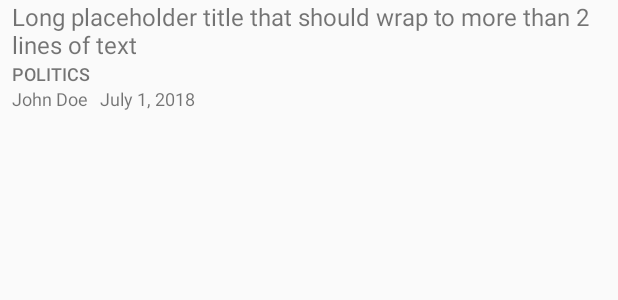
After one commit to chrisabbod/news-app, an Android app: the layout news_list_item.xml on its own in the app's theme, with its tools: preview values and no code run, on a phone screen of 412 x 824 dp. The commit adds this screen. Shown: the top 300 px of the screen. Run offline under Robolectric (Android 15) with nearby library versions, the phone set to English and light mode, and no system bars.

Commit message:
<feat>: Create new_list_item.xml with Title, Section, Author, and Date

```diff
--- a/app/src/main/java/com/example/android/newsapp/NewsAdapter.java
+++ b/app/src/main/java/com/example/android/newsapp/NewsAdapter.java
@@ -1,6 +1,10 @@
 package com.example.android.newsapp;
 
 import android.content.Context;
+import android.text.Layout;
+import android.view.LayoutInflater;
+import android.view.View;
+import android.view.ViewGroup;
 import android.widget.ArrayAdapter;
 
 import java.util.List;
@@ -10,4 +14,5 @@ public class NewsAdapter extends ArrayAdapter<News> {
     public NewsAdapter(Context context, List<News> news){
         super(context, 0, news);
     }
+
 }
--- /dev/null
+++ b/app/src/main/res/layout/news_list_item.xml
@@ -0,0 +1,52 @@
+<LinearLayout xmlns:android="http://schemas.android.com/apk/res/android"
+    xmlns:tools="http://schemas.android.com/tools"
+    android:layout_width="match_parent"
+    android:layout_height="wrap_content"
+    android:orientation="vertical"
+    android:paddingEnd="8dp"
+    android:paddingLeft="8dp"
+    android:paddingRight="8dp"
+    android:paddingStart="8dp">
+
+    <TextView
+        android:id="@+id/title"
+        android:layout_width="wrap_content"
+        android:layout_height="wrap_content"
+        android:ellipsize="end"
+        android:maxLines="2"
+        android:textSize="16sp"
+        tools:text="Long placeholder title that should wrap to more than 2 lines of text" />
+
+    <TextView
+        android:id="@+id/section"
+        android:layout_width="wrap_content"
+        android:layout_height="wrap_content"
+        android:ellipsize="end"
+        android:fontFamily="sans-serif-medium"
+        android:maxLines="1"
+        android:textAllCaps="true"
+        android:textSize="12sp"
+        tools:text="Politics" />
+
+    <LinearLayout
+        android:layout_width="match_parent"
+        android:layout_height="wrap_content"
+        android:orientation="horizontal">
+
+        <TextView
+            android:id="@+id/author"
+            android:layout_width="wrap_content"
+            android:layout_height="wrap_content"
+            android:textSize="12sp"
+            android:paddingRight="8dp"
+            tools:text="John Doe" />
+
+        <TextView
+            android:id="@+id/date"
+            android:layout_width="wrap_content"
+            android:layout_height="wrap_content"
+            android:textSize="12sp"
+            tools:text="July 1, 2018" />
+
+    </LinearLayout>
+</LinearLayout>
```
